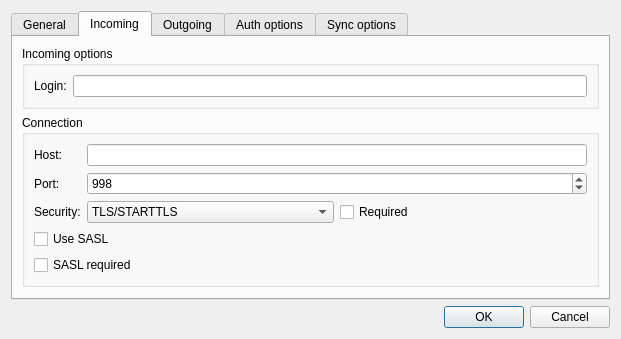
The window that src/plugins/snails/accountconfigdialog.ui (0xd34df00d/leechcraft) describes before a commit, drawn with Qt 5.
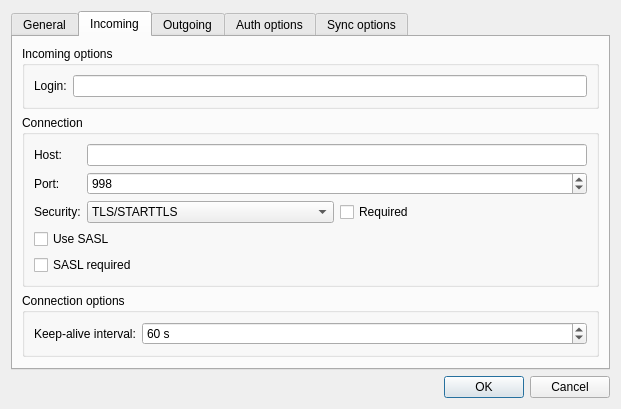
The same window after the commit. The open tabs and pages were chosen to show the change.

Commit message: [Snails] Noop timeout now configurable in UI.

Diff of the .ui file:
```diff
--- a/src/plugins/snails/accountconfigdialog.ui
+++ b/src/plugins/snails/accountconfigdialog.ui
@@ -7,7 +7,7 @@
     <x>0</x>
     <y>0</y>
     <width>621</width>
-    <height>300</height>
+    <height>355</height>
    </rect>
   </property>
   <property name="windowTitle">
@@ -197,6 +197,38 @@
          </layout>
         </widget>
        </item>
+       <item>
+        <widget class="QGroupBox" name="groupBox_5">
+         <property name="title">
+          <string>Connection options</string>
+         </property>
+         <layout class="QFormLayout" name="formLayout_7">
+          <item row="0" column="0">
+           <widget class="QLabel" name="label_5">
+            <property name="text">
+             <string>Keep-alive interval:</string>
+            </property>
+           </widget>
+          </item>
+          <item row="0" column="1">
+           <widget class="QSpinBox" name="KeepAliveInterval_">
+            <property name="suffix">
+             <string> s</string>
+            </property>
+            <property name="minimum">
+             <number>10</number>
+            </property>
+            <property name="maximum">
+             <number>300</number>
+            </property>
+            <property name="value">
+             <number>60</number>
+            </property>
+           </widget>
+          </item>
+         </layout>
+        </widget>
+       </item>
        <item>
         <spacer name="verticalSpacer_4">
          <property name="orientation">
```
Left out of the diff: 4 changed lines with no effect on the pictures. The commit also changes 2 other files.
